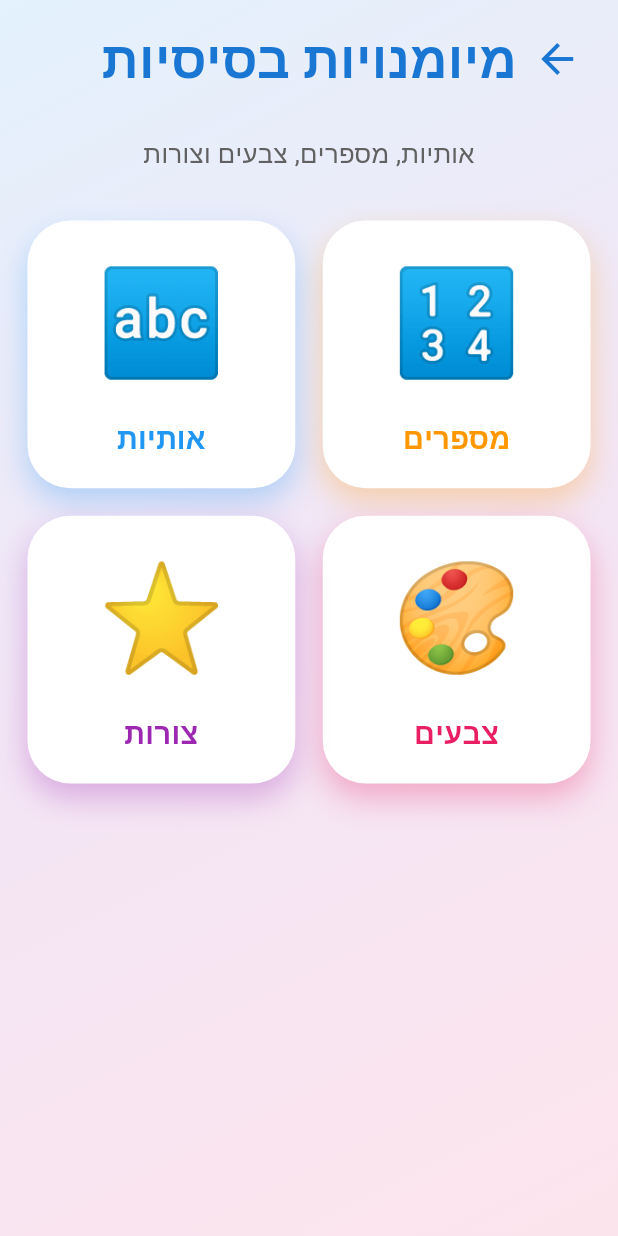
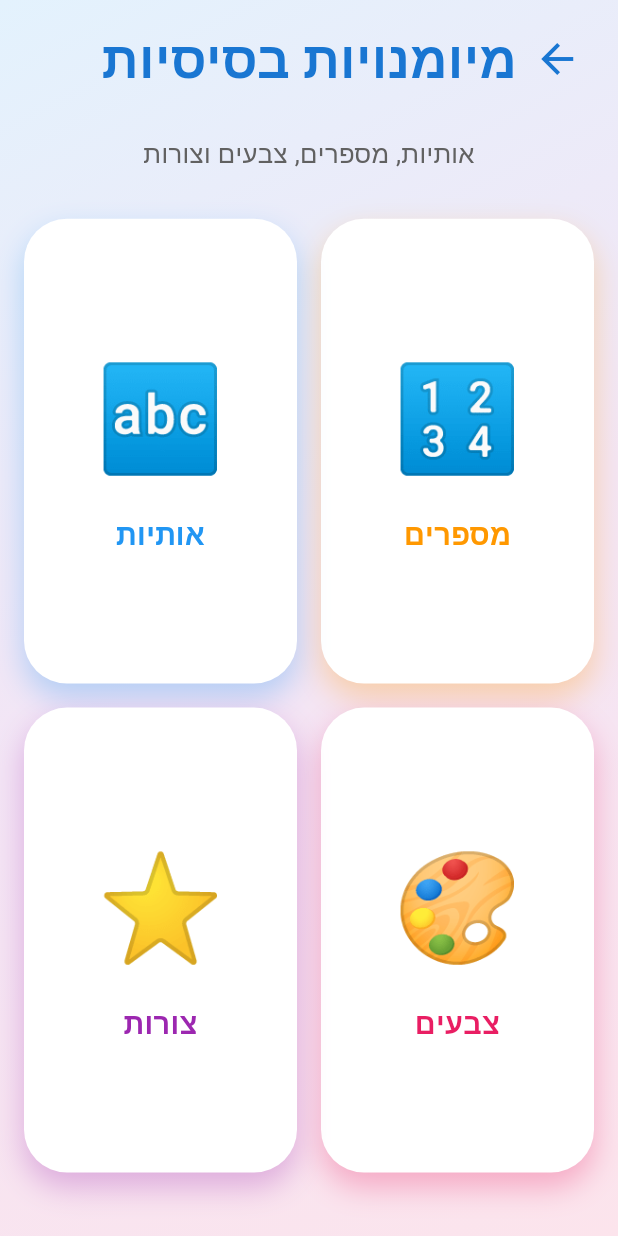
Before and after one commit to cohenra/learning-games, a Flutter app: the BasicSkillsScreen screen opened directly, on a phone screen of 412 x 824 dp. Run offline on Flutter 3.47's test engine with Material 3 defaults, Android fonts, the phone set to English and light mode, and no system bars; our stand-ins replace flutter_tts, shared_preferences; accounts and stored records are empty; Roboto replaces fonts that are missing (Rubik).

Commit message:
Fix CRITICAL: Category screens - button overflow and card sizing
Fixed GridView with hardcoded childAspectRatio causing overflow.
Cards were too large and only 2 out of 4 fit on screen.

Implemented LayoutBuilder with dynamic aspect ratio calculation:
- Calculates available height and width
- Divides by row/column count (2x2 grid = 4 items)
- Computes proper spacing
- Calculates aspect ratio = cardWidth / cardHeight
- NO hardcoded values!

Files fixed:
- basic_skills_screen.dart
- world_around_us_screen.dart
- people_feelings_screen.dart
- creative_fun_screen.dart

All screens now follow NO SCROLLING rule with proper sizing!

```diff
--- a/lib/screens/basic_skills_screen.dart
+++ b/lib/screens/basic_skills_screen.dart
@@ -84,15 +84,33 @@ class BasicSkillsScreen extends StatelessWidget {
 
               // כרטיסי מודולים
               Expanded(
-                child: GridView.count(
+                child: LayoutBuilder(
+                  builder: (context, constraints) {
+                    final availableHeight = constraints.maxHeight;
+                    final availableWidth = constraints.maxWidth;
+
+                    const padding = 16.0;
+                    const spacing = 16.0;
+                    const rowCount = 2; // 4 items in 2x2 grid
+
+                    // Calculate card dimensions
+                    final totalVerticalSpacing = spacing + (padding * 2);
+                    final cardHeight = (availableHeight - totalVerticalSpacing) / rowCount;
+
+                    final totalHorizontalSpacing = spacing + (padding * 2);
+                    final cardWidth = (availableWidth - totalHorizontalSpacing) / 2;
+
+                    final aspectRatio = cardWidth / cardHeight;
+
+                    return GridView.count(
                       crossAxisCount: 2,
                       padding: EdgeInsets.symmetric(
-                    horizontal: responsive.spacing(16),
-                    vertical: responsive.spacing(8),
+                        horizontal: padding,
+                        vertical: padding / 2,
                       ),
-                  mainAxisSpacing: responsive.spacing(16),
-                  crossAxisSpacing: responsive.spacing(16),
-                  childAspectRatio: responsive.isPhone ? 1.0 : 1.2,
+                      mainAxisSpacing: spacing,
+                      crossAxisSpacing: spacing,
+                      childAspectRatio: aspectRatio,
                       physics: const NeverScrollableScrollPhysics(),
                       children: [
                     _buildModuleCard(
@@ -152,6 +170,8 @@ class BasicSkillsScreen extends StatelessWidget {
                       },
                     ),
                       ],
+                    );
+                  },
                 ),
               ),
 
```
Also changed, not shown: lib/screens/creative_fun_screen.dart (+26 -6 lines), lib/screens/people_feelings_screen.dart (+26 -6 lines), lib/screens/world_around_us_screen.dart (+26 -6 lines). Lines whose indentation alone changed are shown as unchanged.
